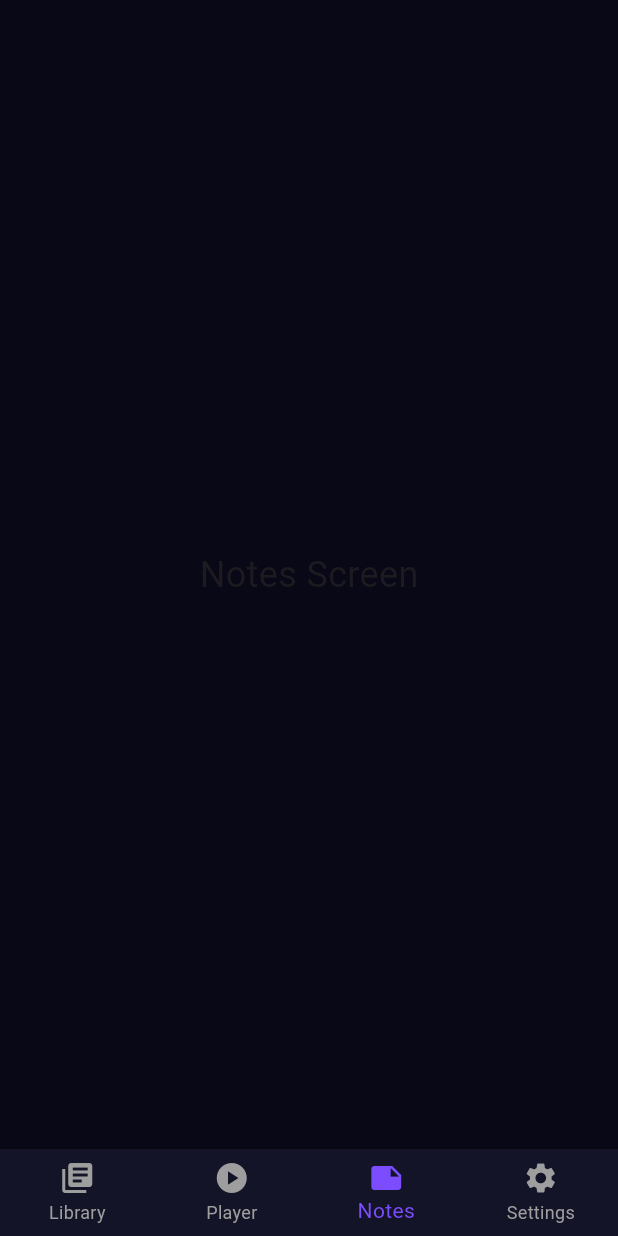
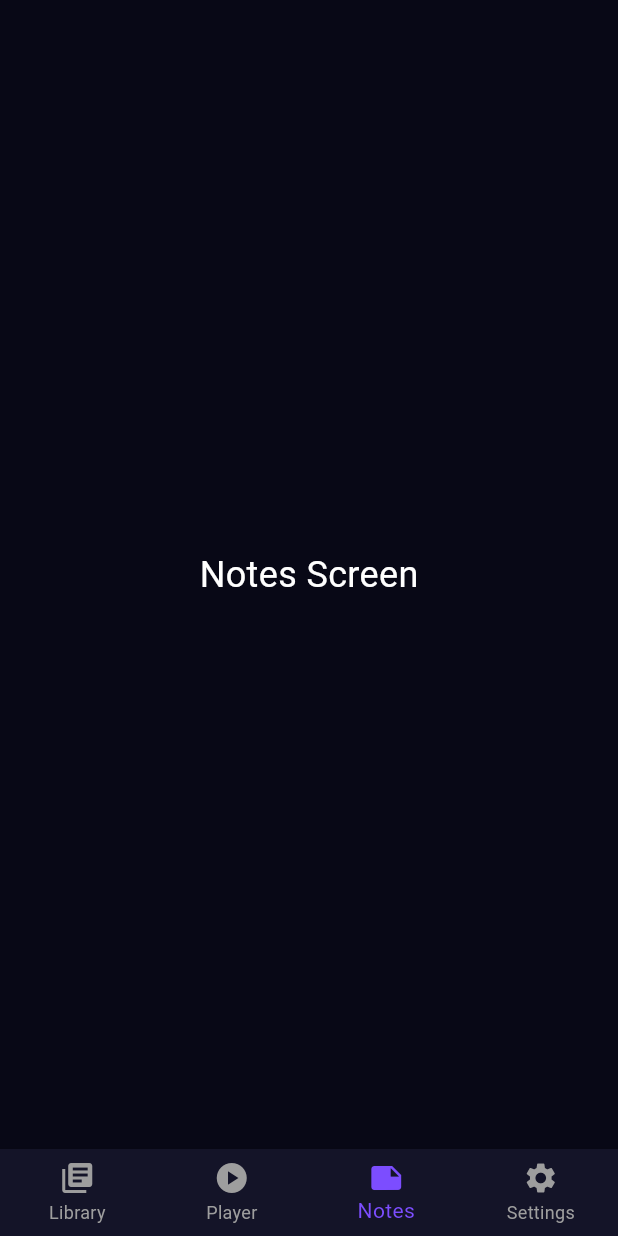
Before and after one commit to Chloe-Celya/Audiobook-Note-Taking-App, a Flutter app: the screen it shows after launch, item 3 of the bottom bar chosen, on a phone screen of 412 x 824 dp. Run offline on Flutter 3.47's test engine with Material 3 defaults, Android fonts, the phone set to English and light mode, and no system bars.

```diff
--- a/lib/screens/library_screen.dart
+++ b/lib/screens/library_screen.dart
@@ -76,6 +76,9 @@ class _LibraryScreenState extends State<LibraryScreen> {
               // SEARCH BAR
 
               TextField(
+                style: const TextStyle(
+                  color: Colors.white,
+                ),
                 onChanged: (value) {
                   setState(() {
                     searchQuery = value;
--- a/lib/screens/notes_screen.dart
+++ b/lib/screens/notes_screen.dart
@@ -18,8 +18,11 @@ class NotesScreen extends StatelessWidget {
       body: const Center(
         child: Text(
           "Notes Screen",
-          style: TextStyle(fontSize: 24),
-        ),
+          style: TextStyle(
+            fontSize: 24,
+            color: Colors.white,
+          ),
+        )
       ),
     );
   }
--- a/lib/screens/player_screen.dart
+++ b/lib/screens/player_screen.dart
@@ -18,7 +18,10 @@ class PlayerScreen extends StatelessWidget {
       body: const Center(
         child: Text(
           "Player Screen",
-          style: TextStyle(fontSize: 24),
+          style: TextStyle(
+            fontSize: 24,
+            color: Colors.white,
+          ),
         ),
       ),
     );
--- a/lib/screens/settings_screen.dart
+++ b/lib/screens/settings_screen.dart
@@ -18,7 +18,10 @@ class SettingsScreen extends StatelessWidget {
       body: const Center(
         child: Text(
           "Settings Screen",
-          style: TextStyle(fontSize: 24),
+          style: TextStyle(
+            fontSize: 24,
+            color: Colors.white,
+          ),
         ),
       ),
     );
```
